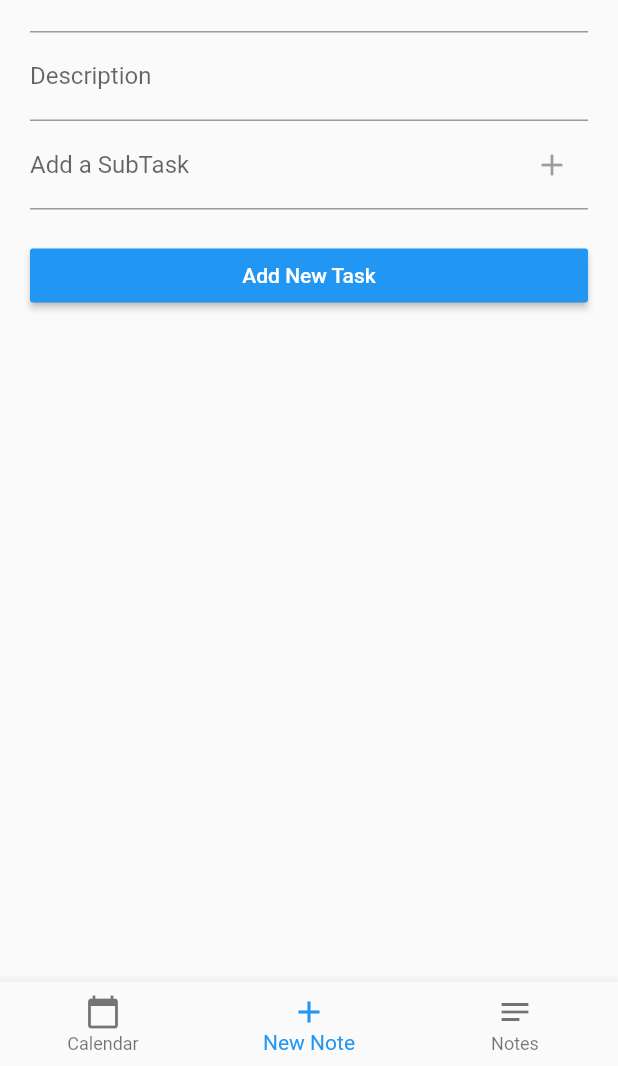
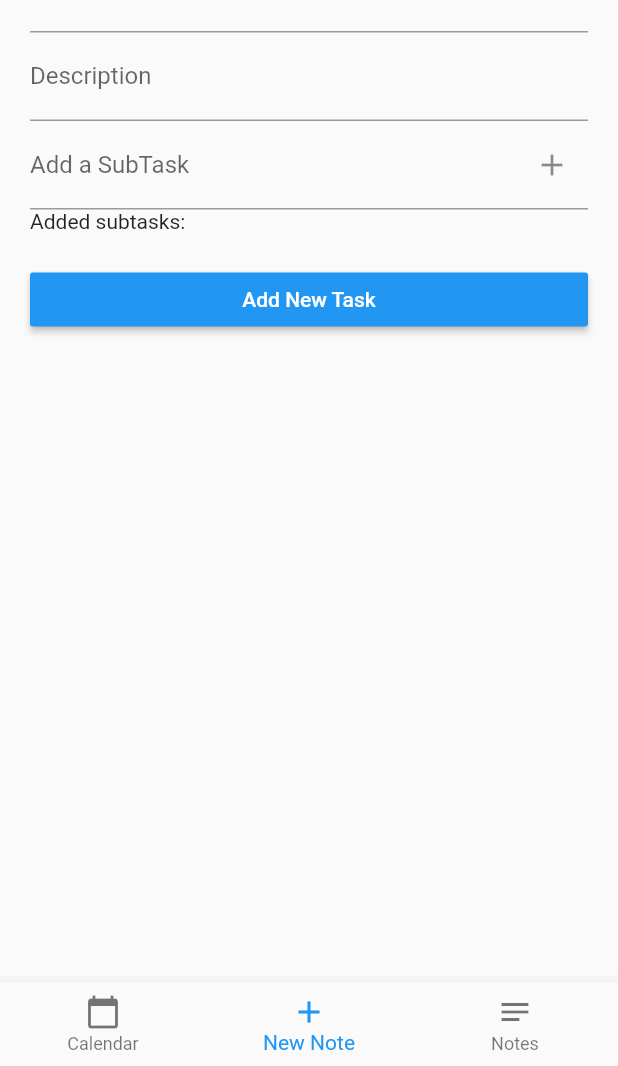
Before and after one commit to huzailhassan/NoteTask, a Flutter app: the screen it shows after launch, item 2 of the bottom bar chosen, after a tap on "Add New Task", on a phone screen of 412 x 824 dp, the part 170-1236 px from its top. Run offline on Flutter 3.47's test engine with Material 2 defaults, Android fonts, the phone set to English and light mode, and no system bars; our stand-ins replace table_calendar.

Commit message:
added specific task page

```diff
--- a/lib/main.dart
+++ b/lib/main.dart
@@ -2,6 +2,7 @@ import 'package:flutter/material.dart';
 
 import 'screens/CalendarPage.dart';
 import 'screens/NotesPage.dart';
+import 'screens/NoteInfo.dart';
 import 'screens/NewNotePage.dart';
 
 void main() {
@@ -13,7 +14,7 @@ class MyApp extends StatelessWidget {
 
   @override
   Widget build(BuildContext context) {
-    return new MaterialApp(
+    return MaterialApp(
       home: MyBottomNavigationBar(),
     );
   }
@@ -27,8 +28,12 @@ class MyBottomNavigationBar extends StatefulWidget {
 }
 
 class _MyBottomNavigationBarState extends State<MyBottomNavigationBar> {
-  int _currentIndex = 0;
-  final List<Widget> _children = [CalendarPage(), NewNotePage(), NotesPage()];
+  int _currentIndex = 2;
+  final List<Widget> _children = [
+    CalendarPage(),
+    NewNotePage(),
+    NotesPage(),
+  ];
   void onTappedBar(int index) {
     setState(() {
       _currentIndex = index;
@@ -37,19 +42,18 @@ class _MyBottomNavigationBarState extends State<MyBottomNavigationBar> {
 
   @override
   Widget build(BuildContext context) {
-    return new Scaffold(
+    return Scaffold(
       body: _children[_currentIndex],
       bottomNavigationBar: BottomNavigationBar(
         onTap: onTappedBar,
         currentIndex: _currentIndex,
         items: [
           BottomNavigationBarItem(
-              icon: new Icon(Icons.calendar_today),
-              title: new Text("Calendar")),
+              icon: Icon(Icons.calendar_today), title: Text("Calendar")),
           BottomNavigationBarItem(
-              icon: new Icon(Icons.add), title: new Text("New Note")),
+              icon: Icon(Icons.add), title: Text("New Note")),
           BottomNavigationBarItem(
-              icon: new Icon(Icons.notes), title: new Text("Notes")),
+              icon: Icon(Icons.notes), title: Text("Notes")),
         ],
       ),
     );
--- a/lib/models/task.dart
+++ b/lib/models/task.dart
@@ -1,23 +1,32 @@
 import 'todo.dart';
 
 class Task {
+  int id;
   String name;
   String description;
   DateTime date = DateTime.now();
   final List<ToDo> todos;
 
-  Task(this.name, this.description, this.date, this.todos);
+  Task(this.id, this.name, this.description, this.date, this.todos);
 
   static List<Task> listOfTasks = [
-    Task('Task 1', 'I have an idea to put in this new task', DateTime.now(), [
-      ToDo('Todo 1', false),
-      ToDo('Todo 2', false),
+    Task(13004, 'Task 1', 'I have an idea to put in this new task',
+        DateTime.now(), [
+      ToDo(34443, 'Todo 1', false),
+      ToDo(45666, 'Todo 2', false),
     ]),
-    Task('Task 2', 'I have an idea to put in this new task', DateTime.now(), [
-      ToDo('Todo 1', false),
-      ToDo('Todo 2', false),
+    Task(55002, 'Task 2', 'I have an idea to put in this new task',
+        DateTime.now(), [
+      ToDo(34443, 'Todo 3', false),
+      ToDo(24666, 'Todo 4', false),
     ])
   ];
 
+  static push(Task task) {
+    listOfTasks.add(task);
+  }
 
+  void delete(Task task) {
+    // for loop
+  }
 }
--- a/lib/models/todo.dart
+++ b/lib/models/todo.dart
@@ -1,6 +1,7 @@
 class ToDo {
+  int id;
   String description;
   bool isDone;
 
-  ToDo(this.description, this.isDone);
+  ToDo(this.id, this.description, this.isDone);
 }
--- a/lib/screens/NewNotePage.dart
+++ b/lib/screens/NewNotePage.dart
@@ -3,6 +3,7 @@ import 'package:untitled/models/task.dart';
 import 'package:untitled/models/todo.dart';
 import 'dart:developer';
 import 'package:flutter/foundation.dart';
+import 'dart:math';
 
 class NewNotePage extends StatefulWidget {
   const NewNotePage({Key? key}) : super(key: key);
@@ -15,8 +16,11 @@ class _NewNotePageState extends State<NewNotePage> {
   final GlobalKey<FormState> _formKey = GlobalKey<FormState>();
   TextEditingController titleController = TextEditingController();
   TextEditingController descriptionController = TextEditingController();
+  TextEditingController subTaskController = TextEditingController();
 
+  static List<ToDo> subTasks = [];
 
+  get random => null;
   @override
   Widget build(BuildContext context) {
     final Size screenSize = MediaQuery.of(context).size;
@@ -28,7 +32,6 @@ class _NewNotePageState extends State<NewNotePage> {
       body: Container(
           padding: const EdgeInsets.all(20.0),
           child: Form(
-            key: _formKey,
             child: ListView(
               children: <Widget>[
                 TextFormField(
@@ -44,17 +47,33 @@ class _NewNotePageState extends State<NewNotePage> {
                         hintText:
                             'i got this nice idea for a new pie to create tonight. Aunt Katie gave me a recipe and I have improved on it by adding more lemon and sugar. I need the following items in this tasks list which I plan to get tommorow. The directions are also in the tasks. ')),
                 TextFormField(
-                    controller: titleController,
+                    controller: subTaskController,
                     keyboardType: TextInputType
                         .emailAddress, // Use email input type for emails.
-                    decoration: const InputDecoration(
+                    decoration: InputDecoration(
                       suffixIcon: IconButton(
-                        icon: Icon(Icons.add),
-                        onPressed: null,
+                        icon: const Icon(Icons.add),
+                        onPressed: () {
+                          var random = Random();
+                          subTasks
+                              .add(ToDo(45366, subTaskController.text, false));
+                        },
                       ),
                       hintText: 'Buy Eggs',
                       labelText: 'Add a SubTask',
                     )),
+                Text("Added subtasks:"),
+                ListView.builder(
+                  shrinkWrap: true,
+                  itemCount: subTasks.length,
+                  itemBuilder: (context, index) {
+                    final item = subTasks[index];
+
+                    return ListTile(
+                      title: Text(item.description),
+                    );
+                  },
+                ),
                 Container(
                   width: screenSize.width,
                   child: RaisedButton(
@@ -63,20 +82,19 @@ class _NewNotePageState extends State<NewNotePage> {
                       style: TextStyle(color: Colors.white),
                     ),
                     onPressed: () {
-                      var taska = Task(titleController.text,
-                          descriptionController.text, DateTime.now(), [
-                        ToDo('Todo 1', false),
-                        ToDo('Todo 2', false),
-                      ]);
-
-                      print('data: $taska');
-
-                      Task.listOfTasks.add(taska);
+                      var random = Random();
+                      var taska = Task(
+                          random.nextInt(10000),
+                          titleController.text,
+                          descriptionController.text,
+                          DateTime.now(),
+                          subTasks);
+                      Task.push(taska);
                     },
                     color: Colors.blue,
                   ),
                   margin: EdgeInsets.only(top: 20.0),
-                )
+                ),
               ],
             ),
           )),
--- /dev/null
+++ b/lib/screens/NoteInfo.dart
@@ -0,0 +1,21 @@
+import 'package:flutter/material.dart';
+import 'package:untitled/models/task.dart';
+
+class NoteInfo extends StatefulWidget {
+  static var selectedTaskID = 1;
+
+  const NoteInfo({Key? key}) : super(key: key);
+
+  @override
+  _NoteInfoState createState() => _NoteInfoState();
+}
+
+class _NoteInfoState extends State<NoteInfo> {
+  @override
+  Widget build(BuildContext context) {
+    return Scaffold(
+        appBar: AppBar(
+      title: Text("NotsssesPage Page"),
+    ));
+  }
+}
--- a/lib/screens/NotesPage.dart
+++ b/lib/screens/NotesPage.dart
@@ -1,5 +1,6 @@
 import 'package:flutter/material.dart';
 import 'package:untitled/models/task.dart';
+import 'package:untitled/screens/NoteInfo.dart';
 
 class NotesPage extends StatefulWidget {
   const NotesPage({Key? key}) : super(key: key);
@@ -15,22 +16,23 @@ class _NotesPageState extends State<NotesPage> {
         appBar: AppBar(
           title: Text("NotesPage Page"),
         ),
-        body: (
-          ListView.builder(
-            // Let the ListView know how many items it needs to build.
+        body: (ListView.builder(
           itemCount: Task.listOfTasks.length,
-            // Provide a builder function. This is where the magic happens.
-            // Convert each item into a widget based on the type of item it is.
           itemBuilder: (context, index) {
             final item = Task.listOfTasks[index];
 
             return ListTile(
+                leading: const Icon(Icons.note),
                 title: Text(item.name),
                 subtitle: Text(item.description),
+                onTap: () {
+                  Navigator.push(
+                    context,
+                    MaterialPageRoute(builder: (context) => const NoteInfo()),
                   );
-
+                  NoteInfo.selectedTaskID = 1;
+                });
           },
-          )
-        ));
+        )));
   }
 }
```
Also changed, not shown: flutter_01.png (added), lib/screens/TaskInfo.dart (deleted). Lines whose indentation alone changed are shown as unchanged.
